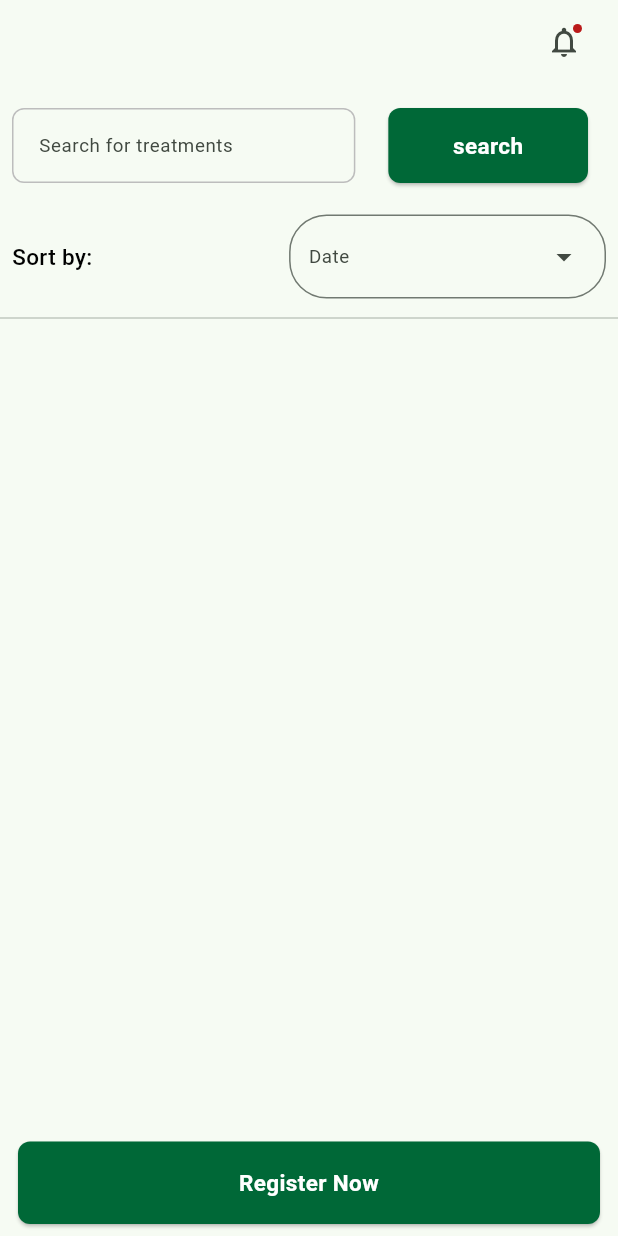
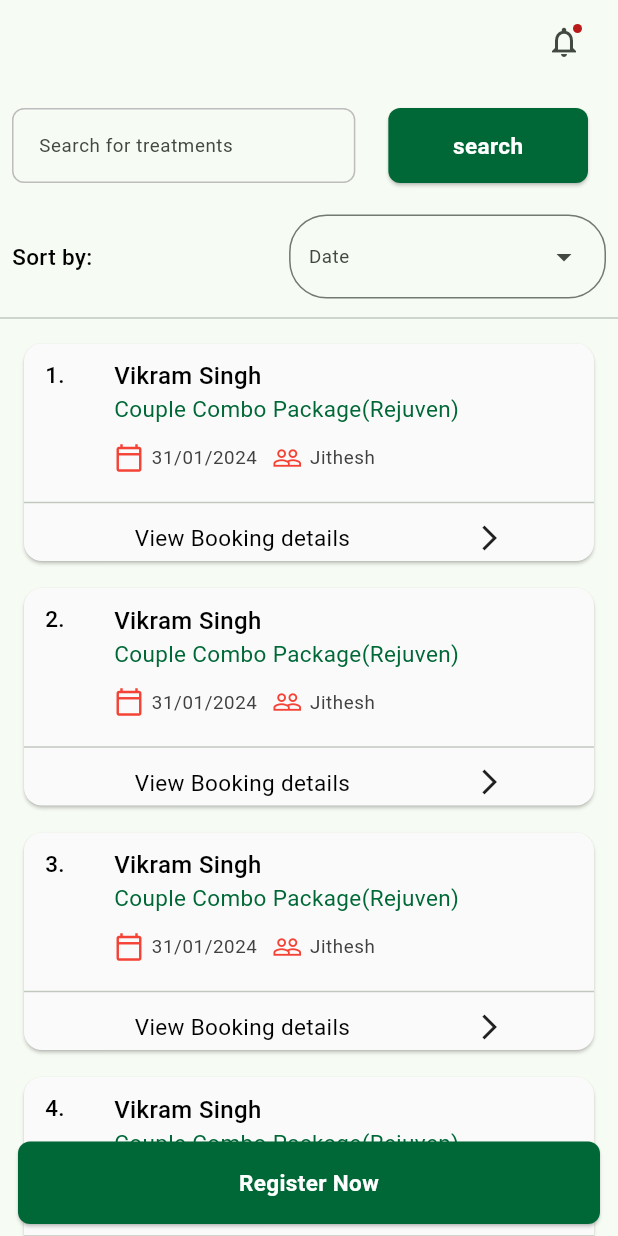
Before and after one commit to shuhaibkt02/Ayurvedic, a Flutter app: the screen it shows after launch, on a phone screen of 412 x 824 dp. Run offline on Flutter 3.47's test engine with Material 3 defaults, Android fonts, the phone set to English and light mode, and no system bars; our stand-ins replace flutter_svg; project files that could hold a hidden picture were left out.

Commit message:
home ui completed

```diff
--- a/lib/presentation/screen/home_screen.dart
+++ b/lib/presentation/screen/home_screen.dart
@@ -1,3 +1,4 @@
+import 'package:ayurvedic/presentation/widget/home/patient_card.dart';
 import 'package:ayurvedic/presentation/widget/home/search_bar.dart';
 import 'package:ayurvedic/presentation/widget/home/sort_by_widget.dart';
 import 'package:ayurvedic/presentation/widget/login/custom_button.dart';
@@ -7,8 +8,8 @@ class HomeScreen extends StatelessWidget {
   const HomeScreen({super.key});
   @override
   Widget build(BuildContext context) {
-    return Scaffold(
-      appBar: AppBar(
+    AppBar appBar() {
+      return AppBar(
         actions: [
           Padding(
             padding: const EdgeInsets.only(right: 12.0),
@@ -21,13 +22,29 @@ class HomeScreen extends StatelessWidget {
             ),
           )
         ],
-      ),
-      body: Column(
-        children: [
-          CustomSearchBar(onTap: () {}),
-          const SortBy(),
-          const Divider(),
-        ],
+      );
+    }
+
+    return Scaffold(
+      appBar: appBar(),
+      body: SingleChildScrollView(
+        child: Column(
+          children: [
+            CustomSearchBar(onTap: () {}),
+            const SortBy(),
+            const Divider(),
+            ...List.generate(
+              5,
+              (index) => PatientCard(
+                patientName: 'Vikram Singh',
+                date: '31/01/2024',
+                withWho: 'Jithesh',
+                packageName: 'Couple Combo Package(Rejuven)',
+                patientOp: index + 1,
+              ),
+            )
+          ],
+        ),
       ),
       floatingActionButtonLocation: FloatingActionButtonLocation.centerDocked,
       floatingActionButton: CustomButton(
--- /dev/null
+++ b/lib/presentation/widget/home/patient_card.dart
@@ -0,0 +1,166 @@
+import 'package:ayurvedic/utils/constant.dart';
+import 'package:flutter/material.dart';
+
+class PatientCard extends StatelessWidget {
+  final String patientName;
+  final int patientOp;
+  final String date;
+  final String withWho;
+  final String packageName;
+  const PatientCard({
+    super.key,
+    required this.patientName,
+    required this.date,
+    required this.withWho,
+    required this.packageName,
+    required this.patientOp,
+  });
+
+  @override
+  Widget build(BuildContext context) {
+    final textTheme = Theme.of(context).textTheme;
+    double width = MediaQuery.sizeOf(context).width;
+
+    return Padding(
+      padding: const EdgeInsets.symmetric(horizontal: 12.0, vertical: 5),
+      child: InkWell(
+        onTap: () {},
+        child: Card(
+          color: Colors.grey.shade50,
+          child: Column(
+            children: [
+              _details(
+                  width: width,
+                  patientOp: patientOp,
+                  patientName: patientName,
+                  textTheme: textTheme,
+                  packageName: packageName,
+                  date: date,
+                  withWho: withWho),
+              const Divider(),
+              Padding(
+                padding: const EdgeInsets.all(5.0),
+                child: Row(
+                  children: [
+                    SizedBox(width: width / 6),
+                    Text(
+                      'View Booking details',
+                      style: textTheme.bodyMedium
+                          ?.copyWith(fontWeight: FontWeight.w400),
+                    ),
+                    SizedBox(width: width / 5.5),
+                    const Padding(
+                      padding: EdgeInsets.symmetric(horizontal: 8.0),
+                      child: Icon(
+                        Icons.arrow_forward_ios,
+                        size: 20,
+                      ),
+                    ),
+                  ],
+                ),
+              )
+            ],
+          ),
+        ),
+      ),
+    );
+  }
+}
+
+// ignore: camel_case_types
+class _details extends StatelessWidget {
+  const _details({
+    required this.width,
+    required this.patientOp,
+    required this.patientName,
+    required this.textTheme,
+    required this.packageName,
+    required this.date,
+    required this.withWho,
+  });
+
+  final double width;
+  final int patientOp;
+  final String patientName;
+  final TextTheme textTheme;
+  final String packageName;
+  final String date;
+  final String withWho;
+
+  @override
+  Widget build(BuildContext context) {
+    return Container(
+      padding: const EdgeInsets.only(left: 10, top: 10),
+      width: width,
+      child: Row(
+        crossAxisAlignment: CrossAxisAlignment.start,
+        mainAxisSize: MainAxisSize.min,
+        children: [
+          SizedBox(
+            width: 50,
+            child: Text(' $patientOp.'),
+          ),
+          Column(
+            crossAxisAlignment: CrossAxisAlignment.start,
+            children: [
+              Text(
+                patientName,
+                style: textTheme.bodyMedium?.copyWith(fontSize: 16),
+              ),
+              Text(
+                packageName,
+                style: textTheme.bodyMedium?.copyWith(
+                    color: packageTextColor, fontWeight: FontWeight.normal),
+              ),
+              Row(
+                children: [
+                  _IconWithText(
+                    icon: Icons.calendar_today_outlined,
+                    content: date,
+                    textTheme: textTheme,
+                  ),
+                  const SizedBox(width: 10),
+                  _IconWithText(
+                    icon: Icons.people_outline,
+                    content: withWho,
+                    textTheme: textTheme,
+                  )
+                ],
+              ),
+            ],
+          ),
+        ],
+      ),
+    );
+  }
+}
+
+class _IconWithText extends StatelessWidget {
+  final IconData icon;
+  final String content;
+  final TextTheme textTheme;
+  const _IconWithText(
+      {required this.icon, required this.content, required this.textTheme});
+
+  @override
+  Widget build(BuildContext context) {
+    return Padding(
+      padding: const EdgeInsets.symmetric(vertical: 12.0),
+      child: Row(
+        mainAxisSize: MainAxisSize.min,
+        children: [
+          Icon(
+            icon,
+            color: Colors.red,
+            size: 20,
+          ),
+          const SizedBox(width: 5),
+          Text(
+            content,
+            style: textTheme.bodySmall,
+          ),
+        ],
+      ),
+    );
+  }
+}
--- a/lib/utils/constant.dart
+++ b/lib/utils/constant.dart
@@ -7,6 +7,7 @@ const String loginTerm =
 const Color linkText = Color(0xFF0028FC);
 const Color buttonBackground = Color(0xFF006837);
 const Color bodyLargeColor = Color(0xFF404040);
+const Color packageTextColor = Color(0xFF006837);
 
 const TextTheme textTheme = TextTheme(
   bodyLarge: TextStyle(
```
